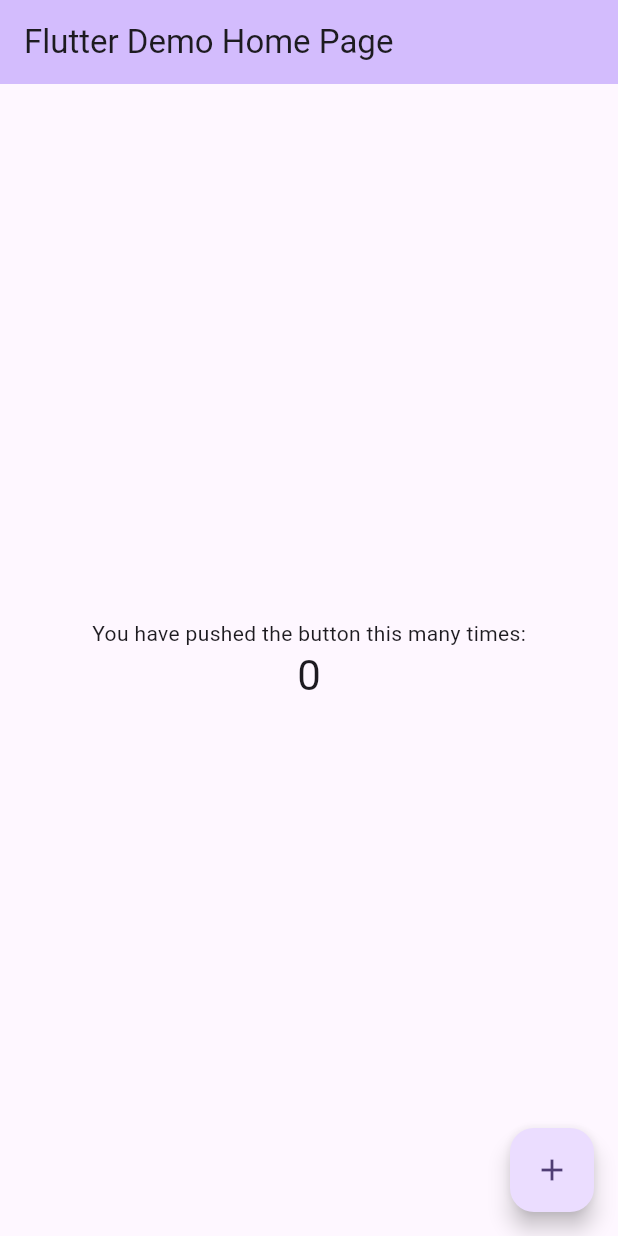
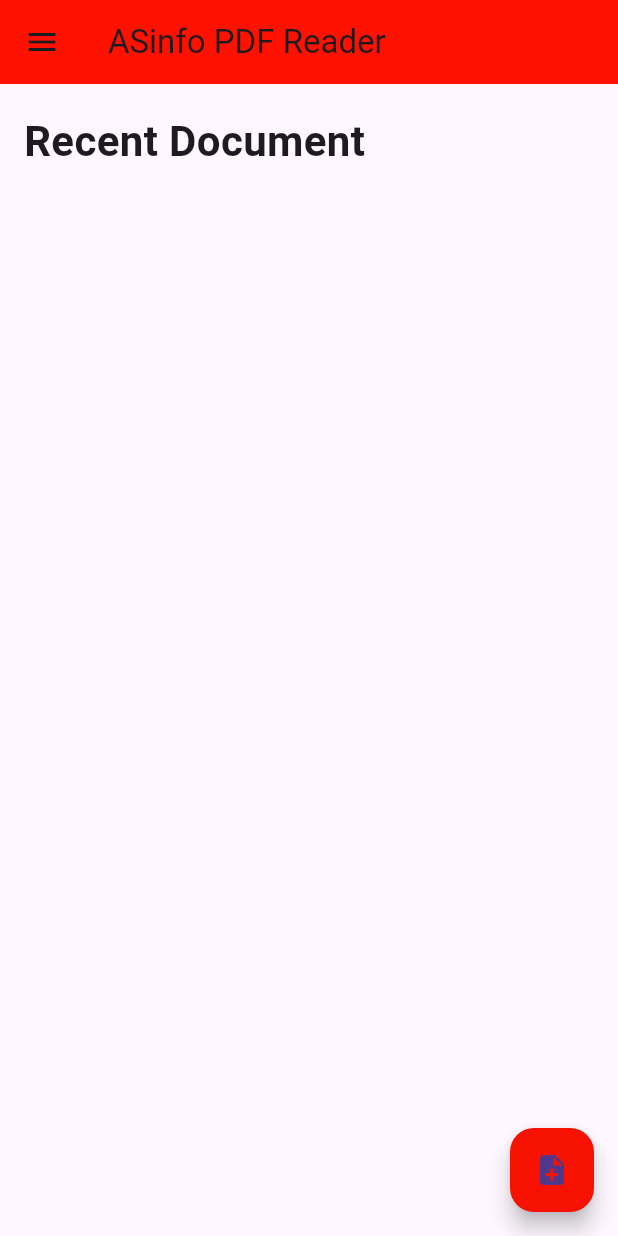
Before and after one commit to MaikashDeveloper/PDF_Application, a Flutter app: the screen it shows after launch, on a phone screen of 412 x 824 dp. Run offline on Flutter 3.47's test engine with Material 3 defaults, Android fonts, the phone set to English and light mode, and no system bars; our stand-ins replace file_picker, google_fonts, permission_handler, shared_preferences; missing offline and left inert: flutter_pdfview.

Commit message:
the files are added

```diff
--- a/lib/main.dart
+++ b/lib/main.dart
@@ -1,125 +1,17 @@
 import 'package:flutter/material.dart';
+import 'package:pdf/pages/home_page.dart';
 
-void main() {
-  runApp(const MyApp());
-}
+void main() => runApp(const MyApp());
 
 class MyApp extends StatelessWidget {
   const MyApp({super.key});
 
-  // This widget is the root of your application.
   @override
   Widget build(BuildContext context) {
-    return MaterialApp(
-      title: 'Flutter Demo',
-      theme: ThemeData(
-        // This is the theme of your application.
-        //
-        // TRY THIS: Try running your application with "flutter run". You'll see
-        // the application has a purple toolbar. Then, without quitting the app,
-        // try changing the seedColor in the colorScheme below to Colors.green
-        // and then invoke "hot reload" (save your changes or press the "hot
-        // reload" button in a Flutter-supported IDE, or press "r" if you used
-        // the command line to start the app).
-        //
-        // Notice that the counter didn't reset back to zero; the application
-        // state is not lost during the reload. To reset the state, use hot
-        // restart instead.
-        //
-        // This works for code too, not just values: Most code changes can be
-        // tested with just a hot reload.
-        colorScheme: ColorScheme.fromSeed(seedColor: Colors.deepPurple),
-        useMaterial3: true,
-      ),
-      home: const MyHomePage(title: 'Flutter Demo Home Page'),
+    return const MaterialApp(
+      debugShowCheckedModeBanner: false,
+      title: 'Material App',
+      home: HomeScreen(),
     );
   }
 }
-
-class MyHomePage extends StatefulWidget {
-  const MyHomePage({super.key, required this.title});
-
-  // This widget is the home page of your application. It is stateful, meaning
-  // that it has a State object (defined below) that contains fields that affect
-  // how it looks.
-
-  // This class is the configuration for the state. It holds the values (in this
-  // case the title) provided by the parent (in this case the App widget) and
-  // used by the build method of the State. Fields in a Widget subclass are
-  // always marked "final".
-
-  final String title;
-
-  @override
-  State<MyHomePage> createState() => _MyHomePageState();
-}
-
-class _MyHomePageState extends State<MyHomePage> {
-  int _counter = 0;
-
-  void _incrementCounter() {
-    setState(() {
-      // This call to setState tells the Flutter framework that something has
-      // changed in this State, which causes it to rerun the build method below
-      // so that the display can reflect the updated values. If we changed
-      // _counter without calling setState(), then the build method would not be
-      // called again, and so nothing would appear to happen.
-      _counter++;
-    });
-  }
-
-  @override
-  Widget build(BuildContext context) {
-    // This method is rerun every time setState is called, for instance as done
-    // by the _incrementCounter method above.
-    //
-    // The Flutter framework has been optimized to make rerunning build methods
-    // fast, so that you can just rebuild anything that needs updating rather
-    // than having to individually change instances of widgets.
-    return Scaffold(
-      appBar: AppBar(
-        // TRY THIS: Try changing the color here to a specific color (to
-        // Colors.amber, perhaps?) and trigger a hot reload to see the AppBar
-        // change color while the other colors stay the same.
-        backgroundColor: Theme.of(context).colorScheme.inversePrimary,
-        // Here we take the value from the MyHomePage object that was created by
-        // the App.build method, and use it to set our appbar title.
-        title: Text(widget.title),
-      ),
-      body: Center(
-        // Center is a layout widget. It takes a single child and positions it
-        // in the middle of the parent.
-        child: Column(
-          // Column is also a layout widget. It takes a list of children and
-          // arranges them vertically. By default, it sizes itself to fit its
-          // children horizontally, and tries to be as tall as its parent.
-          //
-          // Column has various properties to control how it sizes itself and
-          // how it positions its children. Here we use mainAxisAlignment to
-          // center the children vertically; the main axis here is the vertical
-          // axis because Columns are vertical (the cross axis would be
-          // horizontal).
-          //
-          // TRY THIS: Invoke "debug painting" (choose the "Toggle Debug Paint"
-          // action in the IDE, or press "p" in the console), to see the
-          // wireframe for each widget.
-          mainAxisAlignment: MainAxisAlignment.center,
-          children: <Widget>[
-            const Text(
-              'You have pushed the button this many times:',
-            ),
-            Text(
-              '$_counter',
-              style: Theme.of(context).textTheme.headlineMedium,
-            ),
-          ],
-        ),
-      ),
-      floatingActionButton: FloatingActionButton(
-        onPressed: _incrementCounter,
-        tooltip: 'Increment',
-        child: const Icon(Icons.add),
-      ), // This trailing comma makes auto-formatting nicer for build methods.
-    );
-  }
-}
--- /dev/null
+++ b/lib/pages/home_page.dart
@@ -0,0 +1,254 @@
+import 'package:intl/intl.dart';
+import 'package:file_picker/file_picker.dart';
+import 'package:flutter/material.dart';
+import 'package:google_fonts/google_fonts.dart';
+import 'package:pdf/pages/home_drawer.dart';
+import 'package:pdf/pages/pdf_view_page.dart';
+import 'package:permission_handler/permission_handler.dart';
+import 'dart:io';
+//import 'package:flutter_pdfview/flutter_pdfview.dart';
+import 'package:shared_preferences/shared_preferences.dart';
+
+class HomeScreen extends StatefulWidget {
+  const HomeScreen({super.key});
+
+  @override
+  State<HomeScreen> createState() => _HomeScreenState();
+}
+
+class _HomeScreenState extends State<HomeScreen> {
+  List<File> pdfFiles = [];
+  bool _hasPermission = false;
+  final bool _isDarkMode = false;
+  final bool _isVerticalSwipe = true;
+  int _currentPdfIndex = 0;
+  final _noMorePdfSnackBar = const SnackBar(
+    backgroundColor: Color.fromARGB(255, 253, 2, 2),
+    content: Text(
+      'There are no more PDFs to display',
+      style: TextStyle(color: Colors.white, fontWeight: FontWeight.bold),
+    ),
+    showCloseIcon: true,
+    duration: Duration(seconds: 2),
+    behavior: SnackBarBehavior.floating,
+  );
+
+  @override
+  void initState() {
+    super.initState();
+    // _loadTheme();
+    _loadPdfFiles();
+    _requestStoragePermission();
+  }
+
+  Future<void> _requestStoragePermission() async {
+    var status = await Permission.storage.request();
+
+    if (status == PermissionStatus.granted) {
+      setState(() {
+        _hasPermission = true;
+      });
+    } else if (status == PermissionStatus.permanentlyDenied) {
+      _showPermissionPermanentlyDeniedDialog();
+    }
+  }
+
+  void _showPermissionPermanentlyDeniedDialog() {
+    showDialog(
+      context: context,
+      builder: (BuildContext context) {
+        return AlertDialog(
+          title: const Text('Permission Denied'),
+          content: const Text(
+              'Please enable storage permission in settings to access files.'),
+          actions: [
+            TextButton(
+              onPressed: () {
+                Navigator.pop(context);
+                openAppSettings();
+              },
+              child: const Text('Open Settings'),
+            ),
+          ],
+        );
+      },
+    );
+  }
+
+  Future<void> _displayPDFDetails() async {
+    if (_hasPermission) {
+      FilePickerResult? result = await FilePicker.platform.pickFiles(
+        type: FileType.custom,
+        allowedExtensions: ['pdf'],
+      );
+
+      if (result != null) {
+        pdfFiles += result.files.map((file) => File(file.path!)).toList();
+        _savePdfFiles(pdfFiles);
+        _loadPdfFiles(); // Reload the PDF files
+        _currentPdfIndex = 0; // Reset the index to the first PDF
+
+        setState(() {}); // Update the UI to reflect the selected files
+      }
+    } else {
+      await _requestStoragePermission();
+    }
+  }
+
+  void _openPdfViewer(String filePath) {
+    Navigator.push(
+      context,
+      MaterialPageRoute(
+        builder: (context) => PdfViewerPage(
+          filePath: filePath,
+          isDarkMode: _isDarkMode,
+          isVerticalSwipe: _isVerticalSwipe,
+          onNextPdf: _loadNextPdf,
+        ),
+      ),
+    );
+  }
+
+  Future<void> _savePdfFiles(List<File> pdfFiles) async {
+    SharedPreferences prefs = await SharedPreferences.getInstance();
+    List<String> filePaths = pdfFiles.map((file) => file.path).toList();
+    await prefs.setStringList('pdfFiles', filePaths);
+  }
+
+  Future<void> _loadPdfFiles() async {
+    SharedPreferences prefs = await SharedPreferences.getInstance();
+    List<String>? filePaths = prefs.getStringList('pdfFiles');
+    if (filePaths != null) {
+      pdfFiles = filePaths.map((path) => File(path)).toList();
+    }
+  }
+
+  void _loadNextPdf() {
+    if (_currentPdfIndex < pdfFiles.length - 1) {
+      _currentPdfIndex++;
+      _openPdfViewer(pdfFiles[_currentPdfIndex].path);
+    } else {
+      // You can handle the case when there are no more PDFs to display
+      _noMorePdfSnackBar;
+    }
+  }
+
+  void _deletePdfFile(int index) {
+    // Implement the logic to delete the PDF file
+    if (index >= 0 && index < pdfFiles.length) {
+      File pdfFile = pdfFiles[index];
+      pdfFile.deleteSync(); // Delete the file from storage
+      setState(() {
+        pdfFiles.removeAt(index);
+        _savePdfFiles(pdfFiles);
+      });
+    }
+  }
+
+  @override
+  Widget build(BuildContext context) {
+    return Scaffold(
+      appBar: AppBar(
+        backgroundColor: const Color.fromARGB(255, 255, 17, 0),
+        title: const Text("ASinfo PDF Reader"),
+      ),
+      drawer: const HomeDrawer(),
+      body: Padding(
+        padding: const EdgeInsets.symmetric(vertical: 18.0, horizontal: 16.0),
+        child: SingleChildScrollView(
+          child: Column(
+            mainAxisAlignment: MainAxisAlignment.start,
+            crossAxisAlignment: CrossAxisAlignment.start,
+            children: [
+              Text(
+                "Recent Document",
+                style: GoogleFonts.roboto(
+                  fontSize: 28.0,
+                  fontWeight: FontWeight.bold,
+                ),
+              ),
+
+              // Display the selected PDF files in a vertical list
+              if (pdfFiles.isNotEmpty)
+                Column(
+                  children: [
+                    for (int index = 0; index < pdfFiles.length; index++)
+                      Card(
+                        child: InkWell(
+                          onTap: () => _openPdfViewer(pdfFiles[index].path),
+                          child: Row(
+                            children: [
+                              // Image/Icon for PDF file
+                              const Padding(
+                                padding: EdgeInsets.all(8.0),
+                                child: Icon(
+                                  Icons.picture_as_pdf,
+                                  size: 24.0,
+                                  color: Colors.red,
+                                ),
+                              ),
+                              // PDF details
+                              Expanded(
+                                child: Column(
+                                  mainAxisAlignment: MainAxisAlignment.center,
+                                  crossAxisAlignment: CrossAxisAlignment.start,
+                                  children: [
+                                    Text(
+                                      pdfFiles[index].path.split('/').last,
+                                      textAlign: TextAlign.left,
+                                      style: GoogleFonts.roboto(
+                                        fontSize: 18.0,
+                                        fontWeight: FontWeight.bold,
+                                      ),
+                                    ),
+                                    const SizedBox(height: 4.0),
+                                    Text(
+                                      DateFormat('yyyy-MM-dd').format(
+                                          pdfFiles[index].lastModifiedSync()),
+                                      textAlign: TextAlign.left,
+                                      style: GoogleFonts.roboto(
+                                        fontSize: 16.0,
+                                      ),
+                                    ),
+                                  ],
+                                ),
+                              ),
+                              // Menu button
+                              PopupMenuButton<String>(
+                                onSelected: (value) {
+                                  // Handle menu item selection here
+                                  if (value == 'delete') {
+                                    // Implement the logic to delete the PDF file
+                                    _deletePdfFile(index);
+                                  }
+                                },
+                                itemBuilder: (BuildContext context) {
+                                  return ['Delete'].map(
+                                    (String choice) {
+                                      return PopupMenuItem<String>(
+                                        value: 'delete',
+                                        child: Text(choice),
+                                      );
+                                    },
+                                  ).toList();
+                                },
+                              ),
+                            ],
+                          ),
+                        ),
+                      ),
+                  ],
+                ),
+            ],
+          ),
+        ),
+      ),
+      floatingActionButton: FloatingActionButton(
+        backgroundColor: const Color.fromARGB(255, 247, 17, 0),
+        onPressed: _displayPDFDetails,
+        //shape:
+        child: const Icon(Icons.note_add),
+      ),
+    );
+  }
+}
```
Also changed, not shown: lib/pages/pdf_view_page.dart (added, +53 -0 lines), pubspec.yaml (+9 -0 lines), lib/pages/home_drawer.dart (added), pubspec.lock, 5 other files.
